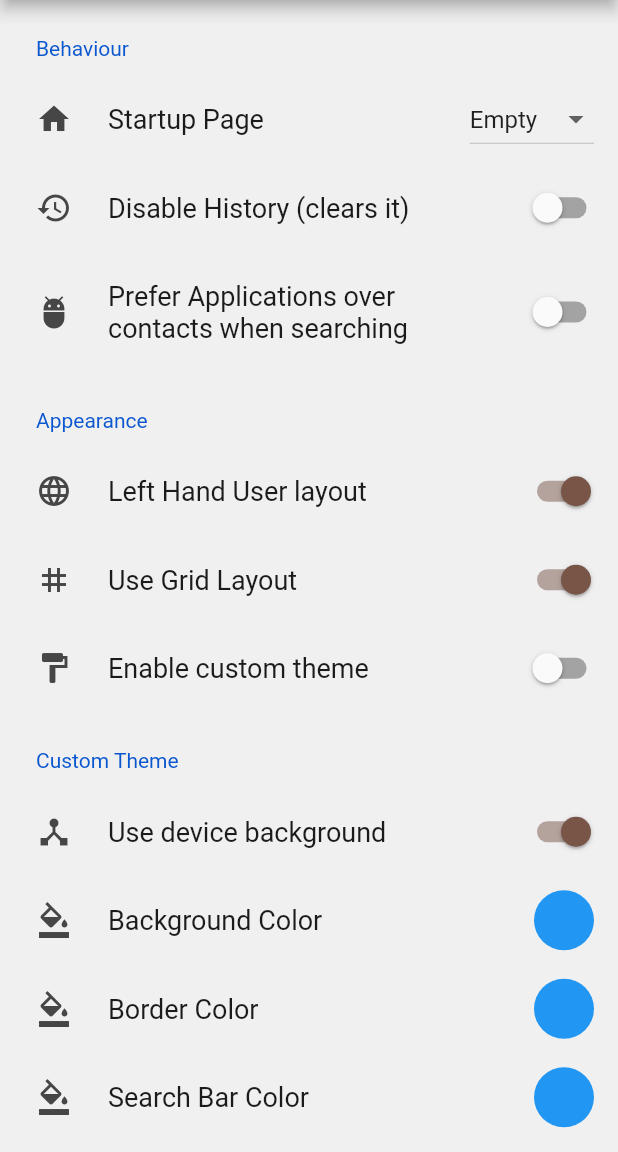
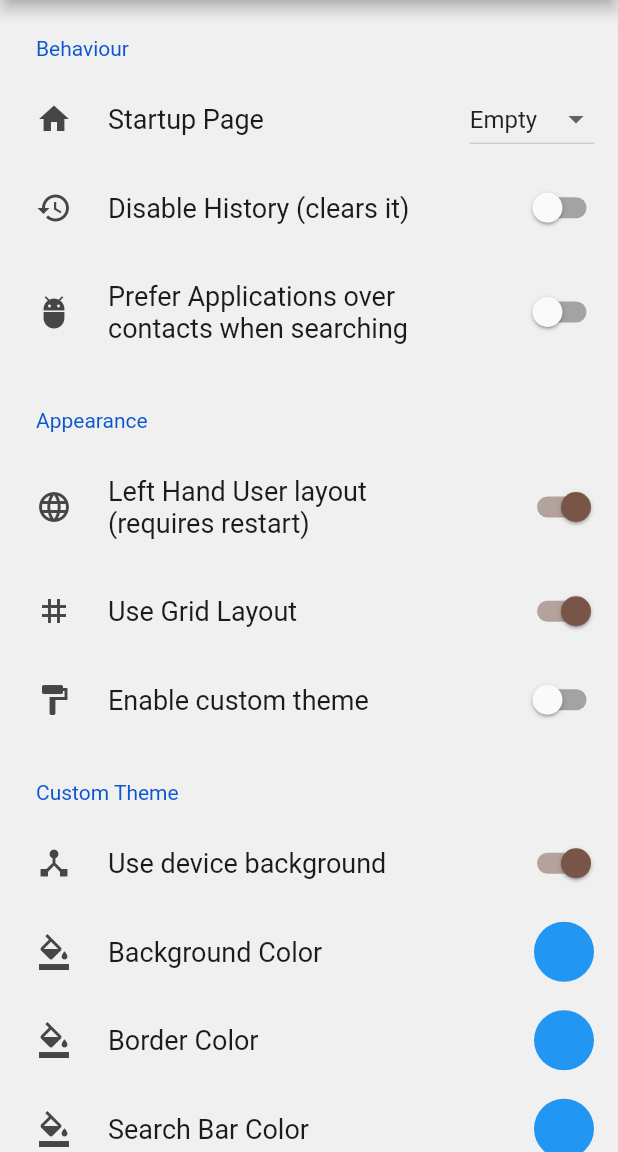
Before and after one commit to ayham-1/firmus, a Flutter app: the Settings screen opened by its route, on a phone screen of 412 x 824 dp, the part 84-1236 px from its top. Run offline on Flutter 3.47's test engine with Material 2 defaults, Android fonts, the phone set to English and light mode, and no system bars; drawn by our look-alikes of settings_ui; our stand-ins replace flutter_colorpicker, flutter_contacts, flutter_riverpod, hive, hive_flutter, permission_handler and 1 more; missing offline and left inert: device_apps, fuzzywuzzy; accounts and stored records are empty.

Commit message:
add leftHandLayout config

```diff
--- a/lib/main.dart
+++ b/lib/main.dart
@@ -2,13 +2,18 @@ import 'package:flutter/material.dart';
 import 'package:flutter_riverpod/flutter_riverpod.dart';
 import 'package:permission_handler/permission_handler.dart';
 import 'package:hive_flutter/hive_flutter.dart';
+import 'package:shared_preferences/shared_preferences.dart';
 
 import 'package:firmus/views/apps.dart';
 import 'package:firmus/views/settings.dart';
 import 'package:firmus/views/item.dart';
+import 'package:firmus/state.dart';
 
 void main() async {
   WidgetsFlutterBinding.ensureInitialized();
+
+  prefs = await SharedPreferences.getInstance();
+
   await [
     Permission.contacts,
   ].request();
--- a/lib/state.dart
+++ b/lib/state.dart
@@ -9,8 +9,7 @@ import "package:shared_preferences/shared_preferences.dart";
 
 import "views/item.dart";
 
-final settingsProvider =
-    FutureProvider<SharedPreferences>((ref) => SharedPreferences.getInstance());
+late SharedPreferences prefs;
 
 enum ViewMode {
   showingNone,
@@ -20,12 +19,9 @@ enum ViewMode {
 
 enum ItemDisplayMode { grid, list }
 
-final viewMode =
-    StateProvider<ViewMode>((ref) => ref.watch(settingsProvider).when(
-          error: (e, s) => ViewMode.showingNone,
-          loading: () => ViewMode.showingNone,
-          data: (prefs) => ViewMode.values[prefs.getInt("startupPage") ?? 0],
-        ));
+final viewMode = StateProvider<ViewMode>(
+  (ref) => ViewMode.values[prefs.getInt("startupPage") ?? 0],
+);
 
 final itemDisplayProvider =
     StateProvider<ItemDisplayMode>((ref) => ItemDisplayMode.grid);
@@ -153,7 +149,6 @@ final itemListProvider = FutureProvider<List<ItemView>>((ref) async {
           }
         });
 
-    ref.watch(settingsProvider).whenData((prefs) async {
     if ((prefs.getBool("preferAppsOverContacts") ?? false)) {
       filterApps();
       filterContacts();
@@ -161,7 +156,6 @@ final itemListProvider = FutureProvider<List<ItemView>>((ref) async {
       filterContacts();
       filterApps();
     }
-    });
 
     return result;
   } else {
--- a/lib/views/settings.dart
+++ b/lib/views/settings.dart
@@ -24,11 +24,7 @@ class _SettingsState extends State<Settings> {
     return Scaffold(
         appBar: AppBar(title: const Text("firmus Settings")),
         body: Consumer(builder: (context, WidgetRef ref, _) {
-          final prefs = ref.watch(settingsProvider);
-          return prefs.when(
-              loading: () => const Center(child: CircularProgressIndicator()),
-              error: (e, s) => Container(),
-              data: (SharedPreferences prefs) => SettingsList(sections: [
+          return SettingsList(sections: [
             SettingsSection(
               title: const Text("Behaviour"),
               tiles: <SettingsTile>[
@@ -38,11 +34,10 @@ class _SettingsState extends State<Settings> {
                   trailing: DropdownButton<String>(
                     value: pagesList[prefs.getInt("startupPage") ?? 0],
                     onChanged: (String? toValue) => prefs
-                                .setInt(
-                                    "startupPage", pagesList.indexOf(toValue!))
+                        .setInt("startupPage", pagesList.indexOf(toValue!))
                         .then((value) => setState(() => {})),
-                            items: pagesList
-                                .map<DropdownMenuItem<String>>((String value) {
+                    items:
+                        pagesList.map<DropdownMenuItem<String>>((String value) {
                       return DropdownMenuItem<String>(
                         value: value,
                         child: Text(value),
@@ -57,16 +52,14 @@ class _SettingsState extends State<Settings> {
                         .then((value) => setState(() => {}));
 
                     if (!Hive.isBoxOpen("history")) {
-                              Hive.openBox("history").then(
-                                  (_) => Hive.deleteBoxFromDisk("history"));
+                      Hive.openBox("history")
+                          .then((_) => Hive.deleteBoxFromDisk("history"));
                     } else {
                       Hive.deleteBoxFromDisk("history");
                     }
-                            ref.read(viewMode.notifier).state =
-                                ViewMode.showingNone;
+                    ref.read(viewMode.notifier).state = ViewMode.showingNone;
                   },
-                          initialValue:
-                              prefs.getBool("disableHistory") ?? false,
+                  initialValue: prefs.getBool("disableHistory") ?? false,
                   title: const Text("Disable History (clears it)"),
                   leading: const Icon(Icons.history),
                 ),
@@ -74,7 +67,8 @@ class _SettingsState extends State<Settings> {
                   onToggle: (value) => prefs
                       .setBool("preferAppsOverContacts", value)
                       .then((value) => setState(() => {})),
-                          initialValue: prefs.getBool("preferAppsOverContacts"),
+                  initialValue:
+                      prefs.getBool("preferAppsOverContacts") ?? false,
                   title: const Text(
                       "Prefer Applications over contacts when searching"),
                   leading: const Icon(Icons.adb),
@@ -90,7 +84,7 @@ class _SettingsState extends State<Settings> {
                       .then((value) => setState(() => {})),
                   initialValue: prefs.getBool("leftHandLayout") ?? true,
                   leading: const Icon(Icons.language),
-                          title: const Text("Left Hand User layout"),
+                  title: const Text("Left Hand User layout (requires restart)"),
                 ),
                 SettingsTile.switchTile(
                   onToggle: (value) => prefs
@@ -104,8 +98,7 @@ class _SettingsState extends State<Settings> {
                   onToggle: (value) => prefs
                       .setBool("useCustomTheme", value)
                       .then((value) => setState(() => {})),
-                          initialValue:
-                              prefs.getBool("useCustomTheme") ?? false,
+                  initialValue: prefs.getBool("useCustomTheme") ?? false,
                   leading: const Icon(Icons.format_paint),
                   title: const Text("Enable custom theme"),
                 ),
@@ -164,7 +157,7 @@ class _SettingsState extends State<Settings> {
                 ),
               ],
             ),
-                  ]));
+          ]);
         }));
   }
 
```
Also changed, not shown: lib/views/apps.dart (+5 -9 lines), lib/views/item.dart (+5 -5 lines), lib/views/search.bar.dart (+19 -20 lines). Lines whose indentation alone changed are shown as unchanged.
